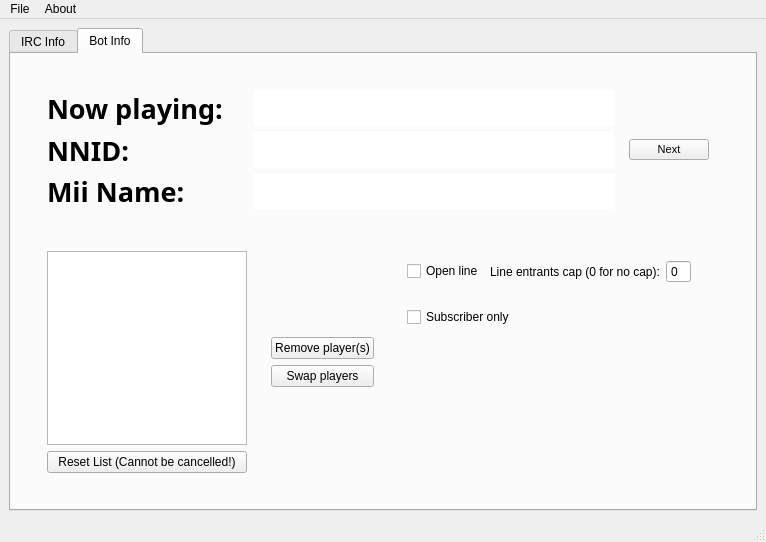
Before: the Qt Designer form Larbot/ui/mainwindow.ui in RLejolivet/Larbot, drawn with Qt 5.
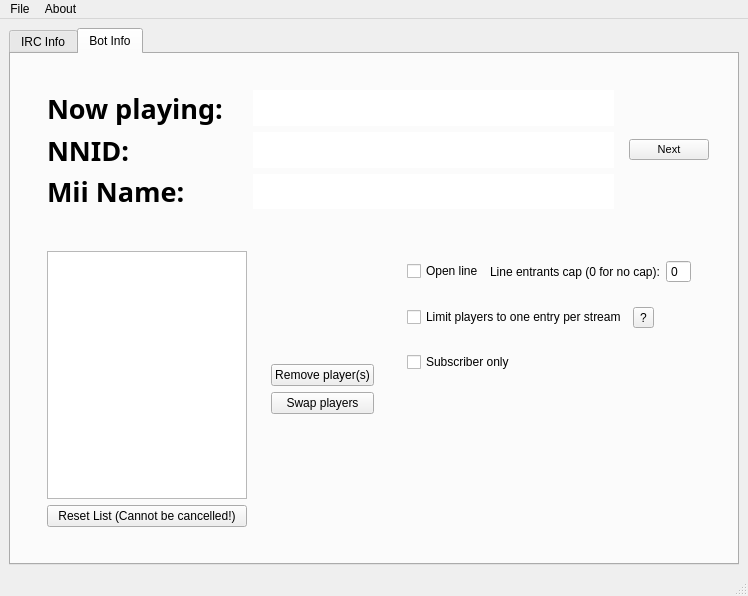
After: the same form once the commit is applied.

Commit message: Added "limit entry for players to one per stream" checkbox and help button (does do anything for now)

What changed in the file:
```diff
--- a/Larbot/ui/mainwindow.ui
+++ b/Larbot/ui/mainwindow.ui
@@ -6,8 +6,8 @@
    <rect>
     <x>0</x>
     <y>0</y>
-    <width>766</width>
-    <height>538</height>
+    <width>748</width>
+    <height>596</height>
    </rect>
   </property>
   <property name="windowTitle">
@@ -607,6 +607,39 @@
                    </layout>
                   </widget>
                  </item>
+                 <item>
+                  <widget class="QWidget" name="widget_15" native="true">
+                   <layout class="QHBoxLayout" name="horizontalLayout_11">
+                    <item>
+                     <widget class="QCheckBox" name="limit_entry_checkbox">
+                      <property name="text">
+                       <string>Limit players to one entry per stream</string>
+                      </property>
+                     </widget>
+                    </item>
+                    <item>
+                     <widget class="QToolButton" name="limit_entry_help_button">
+                      <property name="text">
+                       <string>?</string>
+                      </property>
+                     </widget>
+                    </item>
+                    <item>
+                     <spacer name="horizontalSpacer_12">
+                      <property name="orientation">
+                       <enum>Qt::Horizontal</enum>
+                      </property>
+                      <property name="sizeHint" stdset="0">
+                       <size>
+                        <width>40</width>
+                        <height>20</height>
+                       </size>
+                      </property>
+                     </spacer>
+                    </item>
+                   </layout>
+                  </widget>
+                 </item>
                  <item>
                   <widget class="QWidget" name="widget_11" native="true">
                    <layout class="QHBoxLayout" name="horizontalLayout_10">
@@ -679,7 +712,7 @@
     <rect>
      <x>0</x>
      <y>0</y>
-     <width>766</width>
+     <width>748</width>
      <height>21</height>
     </rect>
    </property>
```
The commit also changes 1 other file.
